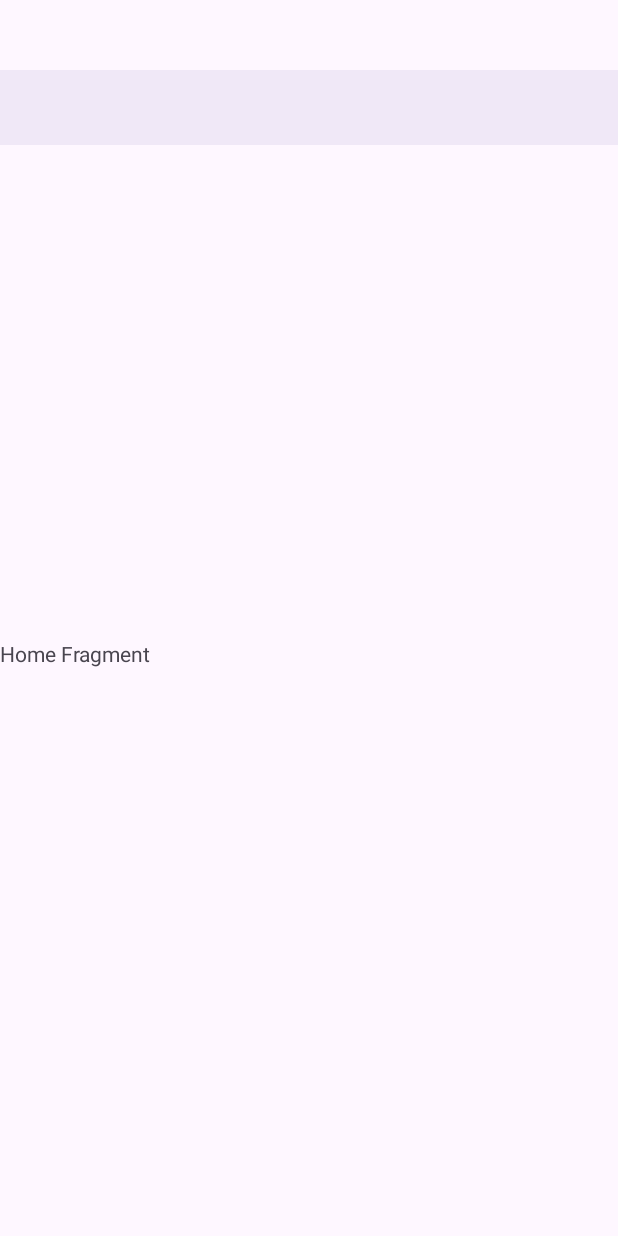
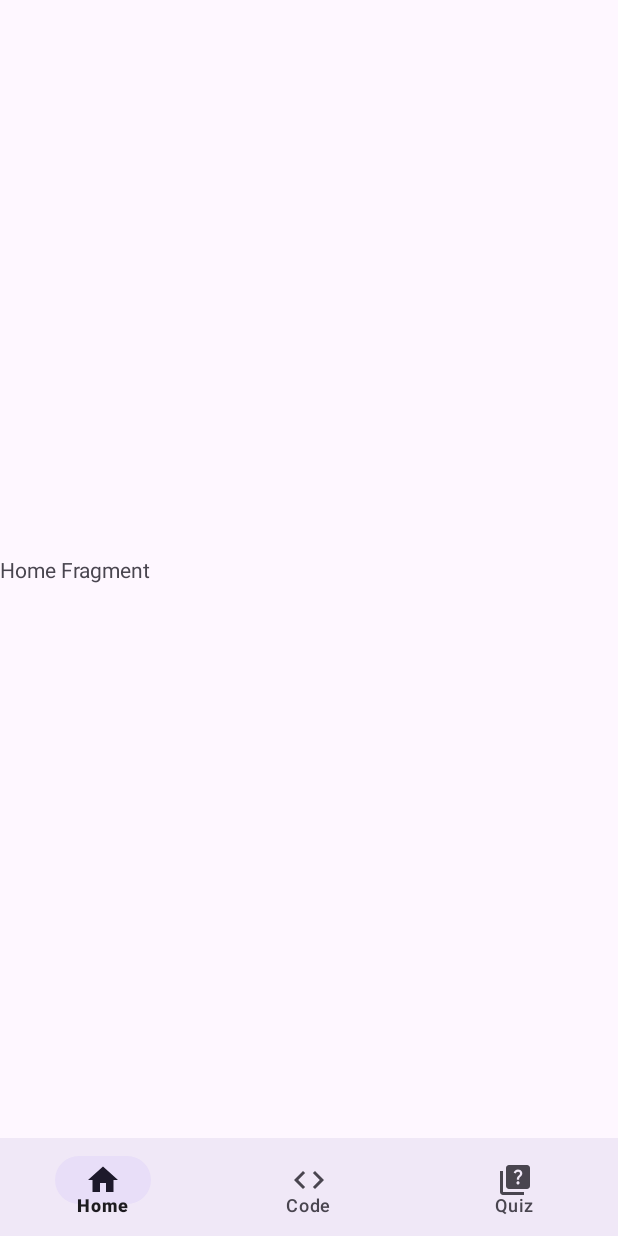
Before and after one commit to ZunaishaN00R/E-Learning-App-in-Java-on-Android-Studio, an Android app: the screen it shows after launch (MainActivity), on a phone screen of 412 x 824 dp. Run offline under Robolectric (Android 15) with nearby library versions, the phone set to English and light mode, and no system bars; our stand-ins replace navigation-ui.

Commit message:
updated files

```diff
--- a/app/build.gradle.kts
+++ b/app/build.gradle.kts
@@ -39,4 +39,5 @@ dependencies {
     implementation("androidx.legacy:legacy-support-v4:1.0.0")
     implementation("androidx.navigation:navigation-runtime:2.7.7")
     implementation("androidx.navigation:navigation-fragment:2.7.7")
+    implementation("androidx.navigation:navigation-ui:2.7.7")
 }
--- a/app/src/main/java/com/zunaisha/e_learning_app/MainActivity.java
+++ b/app/src/main/java/com/zunaisha/e_learning_app/MainActivity.java
@@ -1,14 +1,44 @@
 package com.zunaisha.e_learning_app;
 
+import androidx.appcompat.app.ActionBar;
+
+import androidx.appcompat.app.ActionBarDrawerToggle;
 import androidx.appcompat.app.AppCompatActivity;
+import androidx.drawerlayout.widget.DrawerLayout;
+import androidx.navigation.NavController;
+import androidx.navigation.Navigation;
+import androidx.navigation.ui.NavigationUI;
 
 import android.os.Bundle;
+import com.google.android.material.bottomnavigation.BottomNavigationView;
+import com.google.android.material.navigation.NavigationView;
 
 public class MainActivity extends AppCompatActivity {
-
+    private DrawerLayout drawerLayout;
+    private ActionBarDrawerToggle toggle;
+    NavigationView navigationView;
+    private BottomNavigationView bottomNavigationView;
+    private NavController navController;
     @Override
     protected void onCreate(Bundle savedInstanceState) {
         super.onCreate(savedInstanceState);
         setContentView(R.layout.activity_main);
+        drawerLayout = findViewById(R.id.my_drawer);
+        navigationView = findViewById(R.id.navigation_view);
+
+        toggle = new ActionBarDrawerToggle(this, drawerLayout , R.string.open , R.string.close);
+        drawerLayout.addDrawerListener(toggle);
+        toggle.syncState();
+
+//        getSupportActionBar().setDisplayHomeAsUpEnabled(true);
+
+        ActionBar actionBar = getSupportActionBar();
+        if (actionBar != null) {
+            actionBar.setDisplayHomeAsUpEnabled(true);
+        }
+        bottomNavigationView = findViewById(R.id.bottom_navigation);
+        navController = Navigation.findNavController(this,R.id.main_fragment);
+        NavigationUI.setupWithNavController(bottomNavigationView,navController);
     }
+
 }
--- /dev/null
+++ b/app/src/main/res/drawable/baseline_code_24.xml
@@ -0,0 +1,5 @@
+<vector android:height="24dp" android:tint="#000000"
+    android:viewportHeight="24" android:viewportWidth="24"
+    android:width="24dp" xmlns:android="http://schemas.android.com/apk/res/android">
+    <path android:fillColor="@android:color/white" android:pathData="M9.4,16.6L4.8,12l4.6,-4.6L8,6l-6,6 6,6 1.4,-1.4zM14.6,16.6l4.6,-4.6 -4.6,-4.6L16,6l6,6 -6,6 -1.4,-1.4z"/>
+</vector>
--- /dev/null
+++ b/app/src/main/res/drawable/baseline_home_24.xml
@@ -0,0 +1,5 @@
+<vector android:height="24dp" android:tint="#000000"
+    android:viewportHeight="24" android:viewportWidth="24"
+    android:width="24dp" xmlns:android="http://schemas.android.com/apk/res/android">
+    <path android:fillColor="@android:color/white" android:pathData="M10,20v-6h4v6h5v-8h3L12,3 2,12h3v8z"/>
+</vector>
--- /dev/null
+++ b/app/src/main/res/drawable/baseline_info_24.xml
@@ -0,0 +1,5 @@
+<vector android:height="24dp" android:tint="#000000"
+    android:viewportHeight="24" android:viewportWidth="24"
+    android:width="24dp" xmlns:android="http://schemas.android.com/apk/res/android">
+    <path android:fillColor="@android:color/white" android:pathData="M12,2C6.48,2 2,6.48 2,12s4.48,10 10,10 10,-4.48 10,-10S17.52,2 12,2zM13,17h-2v-6h2v6zM13,9h-2L11,7h2v2z"/>
+</vector>
--- /dev/null
+++ b/app/src/main/res/drawable/baseline_picture_as_pdf_24.xml
@@ -0,0 +1,5 @@
+<vector android:height="24dp" android:tint="#000000"
+    android:viewportHeight="24" android:viewportWidth="24"
+    android:width="24dp" xmlns:android="http://schemas.android.com/apk/res/android">
+    <path android:fillColor="@android:color/white" android:pathData="M20,2L8,2c-1.1,0 -2,0.9 -2,2v12c0,1.1 0.9,2 2,2h12c1.1,0 2,-0.9 2,-2L22,4c0,-1.1 -0.9,-2 -2,-2zM11.5,9.5c0,0.83 -0.67,1.5 -1.5,1.5L9,11v2L7.5,13L7.5,7L10,7c0.83,0 1.5,0.67 1.5,1.5v1zM16.5,11.5c0,0.83 -0.67,1.5 -1.5,1.5h-2.5L12.5,7L15,7c0.83,0 1.5,0.67 1.5,1.5v3zM20.5,8.5L19,8.5v1h1.5L20.5,11L19,11v2h-1.5L17.5,7h3v1.5zM9,9.5h1v-1L9,8.5v1zM4,6L2,6v14c0,1.1 0.9,2 2,2h14v-2L4,20L4,6zM14,11.5h1v-3h-1v3z"/>
+</vector>
--- /dev/null
+++ b/app/src/main/res/drawable/baseline_quiz_24.xml
@@ -0,0 +1,6 @@
+<vector android:height="24dp" android:tint="#000000"
+    android:viewportHeight="24" android:viewportWidth="24"
+    android:width="24dp" xmlns:android="http://schemas.android.com/apk/res/android">
+    <path android:fillColor="@android:color/white" android:pathData="M4,6H2v14c0,1.1 0.9,2 2,2h14v-2H4V6z"/>
+    <path android:fillColor="@android:color/white" android:pathData="M20,2H8C6.9,2 6,2.9 6,4v12c0,1.1 0.9,2 2,2h12c1.1,0 2,-0.9 2,-2V4C22,2.9 21.1,2 20,2zM14.01,15c-0.59,0 -1.05,-0.47 -1.05,-1.05c0,-0.59 0.47,-1.04 1.05,-1.04c0.59,0 1.04,0.45 1.04,1.04C15.04,14.53 14.6,15 14.01,15zM16.51,8.83c-0.63,0.93 -1.23,1.21 -1.56,1.81c-0.13,0.24 -0.18,0.4 -0.18,1.18h-1.52c0,-0.41 -0.06,-1.08 0.26,-1.65c0.41,-0.73 1.18,-1.16 1.63,-1.8c0.48,-0.68 0.21,-1.94 -1.14,-1.94c-0.88,0 -1.32,0.67 -1.5,1.23l-1.37,-0.57C11.51,5.96 12.52,5 13.99,5c1.23,0 2.08,0.56 2.51,1.26C16.87,6.87 17.08,7.99 16.51,8.83z"/>
+</vector>
--- /dev/null
+++ b/app/src/main/res/drawable/baseline_share_24.xml
@@ -0,0 +1,5 @@
+<vector android:height="24dp" android:tint="#000000"
+    android:viewportHeight="24" android:viewportWidth="24"
+    android:width="24dp" xmlns:android="http://schemas.android.com/apk/res/android">
+    <path android:fillColor="@android:color/white" android:pathData="M18,16.08c-0.76,0 -1.44,0.3 -1.96,0.77L8.91,12.7c0.05,-0.23 0.09,-0.46 0.09,-0.7s-0.04,-0.47 -0.09,-0.7l7.05,-4.11c0.54,0.5 1.25,0.81 2.04,0.81 1.66,0 3,-1.34 3,-3s-1.34,-3 -3,-3 -3,1.34 -3,3c0,0.24 0.04,0.47 0.09,0.7L8.04,9.81C7.5,9.31 6.79,9 6,9c-1.66,0 -3,1.34 -3,3s1.34,3 3,3c0.79,0 1.5,-0.31 2.04,-0.81l7.12,4.16c-0.05,0.21 -0.08,0.43 -0.08,0.65 0,1.61 1.31,2.92 2.92,2.92 1.61,0 2.92,-1.31 2.92,-2.92s-1.31,-2.92 -2.92,-2.92z"/>
+</vector>
--- /dev/null
+++ b/app/src/main/res/drawable/baseline_star_rate_24.xml
@@ -0,0 +1,5 @@
+<vector android:height="24dp" android:tint="#000000"
+    android:viewportHeight="24" android:viewportWidth="24"
+    android:width="24dp" xmlns:android="http://schemas.android.com/apk/res/android">
+    <path android:fillColor="@android:color/white" android:pathData="M14.43,10l-2.43,-8l-2.43,8l-7.57,0l6.18,4.41l-2.35,7.59l6.17,-4.69l6.18,4.69l-2.35,-7.59l6.17,-4.41z"/>
+</vector>
--- a/app/src/main/res/layout/activity_main.xml
+++ b/app/src/main/res/layout/activity_main.xml
@@ -2,9 +2,10 @@
 <androidx.drawerlayout.widget.DrawerLayout
     xmlns:android="http://schemas.android.com/apk/res/android"
     xmlns:app="http://schemas.android.com/apk/res-auto"
-    xmlns:tools="http://schemas.android.com/tools"
+    xmlns:tools="http://schemas.androida.com/tools"
     android:layout_width="match_parent"
     android:layout_height="match_parent"
+    android:id="@+id/my_drawer"
     tools:context=".MainActivity">
 
     <androidx.constraintlayout.widget.ConstraintLayout
@@ -17,24 +18,33 @@
             android:layout_width="match_parent"
             android:layout_height="wrap_content"
             app:defaultNavHost="true"
-            app:navGraph="@navigation/bottom_nav"
-            app:layout_constraintBottom_toBottomOf="parent"
+            app:layout_constraintBottom_toTopOf="@+id/bottom_navigation"
             app:layout_constraintEnd_toEndOf="parent"
             app:layout_constraintStart_toStartOf="parent"
-            app:layout_constraintTop_toTopOf="@+id/bottom_navigation" />
+            app:layout_constraintTop_toTopOf="parent"
+            app:navGraph="@navigation/bottom_nav" />
 
         <com.google.android.material.bottomnavigation.BottomNavigationView
             android:id="@+id/bottom_navigation"
             android:layout_width="match_parent"
-            android:layout_height="50dp"
-            android:layout_marginBottom="681dp"
+            android:layout_height="65dp"
             android:background="?android:attr/windowBackground"
             app:labelVisibilityMode="labeled"
             app:layout_constraintBottom_toBottomOf="parent"
             app:layout_constraintEnd_toEndOf="parent"
             app:layout_constraintStart_toStartOf="parent"
-            app:layout_constraintTop_toTopOf="parent" />
-
+            app:menu="@menu/bottom_menu"
+            />
     </androidx.constraintlayout.widget.ConstraintLayout>
 
+
+    <com.google.android.material.navigation.NavigationView
+        android:layout_width="wrap_content"
+        android:layout_height="match_parent"
+        android:id="@+id/navigation_view"
+        android:fitsSystemWindows="true"
+        android:layout_gravity="start"
+        app:menu="@menu/nav_drawer"
+        app:itemTextAppearance="?android:attr/textAppearanceMedium"/>
+
 </androidx.drawerlayout.widget.DrawerLayout>
--- /dev/null
+++ b/app/src/main/res/menu/bottom_menu.xml
@@ -0,0 +1,14 @@
+<?xml version="1.0" encoding="utf-8"?>
+<menu xmlns:android="http://schemas.android.com/apk/res/android">
+
+    <item android:id="@id/home"
+        android:icon="@drawable/baseline_home_24"
+        android:title="@string/home_tab" />
+    <item android:id="@id/code"
+        android:icon="@drawable/baseline_code_24"
+        android:title="@string/code_tab" />
+    <item android:id="@id/quiz"
+        android:icon="@drawable/baseline_quiz_24"
+        android:title="@string/quiz_tab" />
+
+</menu>
--- /dev/null
+++ b/app/src/main/res/menu/nav_drawer.xml
@@ -0,0 +1,16 @@
+<?xml version="1.0" encoding="utf-8"?>
+<menu xmlns:android="http://schemas.android.com/apk/res/android">
+
+    <item android:id="@+id/pdf"
+        android:title="eBooks"
+        android:icon="@drawable/baseline_picture_as_pdf_24"/>
+    <item android:id="@+id/share"
+        android:title="Share App"
+        android:icon="@drawable/baseline_share_24"/>
+    <item android:id="@+id/rate"
+        android:title="Rate Us"
+        android:icon="@drawable/baseline_star_rate_24"/>
+    <item android:id="@+id/about"
+        android:title="About"
+        android:icon="@drawable/baseline_info_24"/>
+</menu>
--- a/app/src/main/res/values/strings.xml
+++ b/app/src/main/res/values/strings.xml
@@ -2,4 +2,9 @@
     <string name="app_name">Engage.Educate.Elevate</string>
     <!-- TODO: Remove or change this placeholder text -->
     <string name="hello_blank_fragment">Hello blank fragment</string>
+    <string name="home_tab">Home</string>
+    <string name="quiz_tab">Quiz</string>
+    <string name="code_tab">Code</string>
+    <string name="open">Open</string>
+    <string name="close">Close</string>
 </resources>
```
Also changed, not shown: app/src/main/res/drawable/logo.png.
